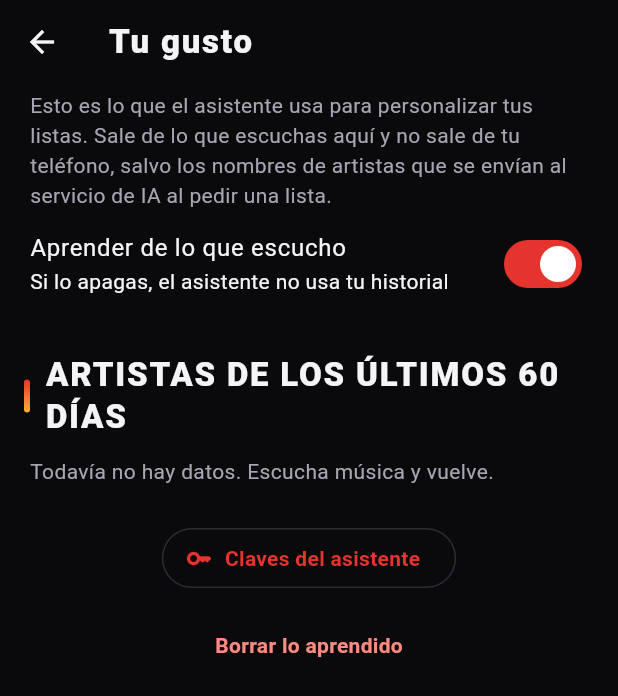
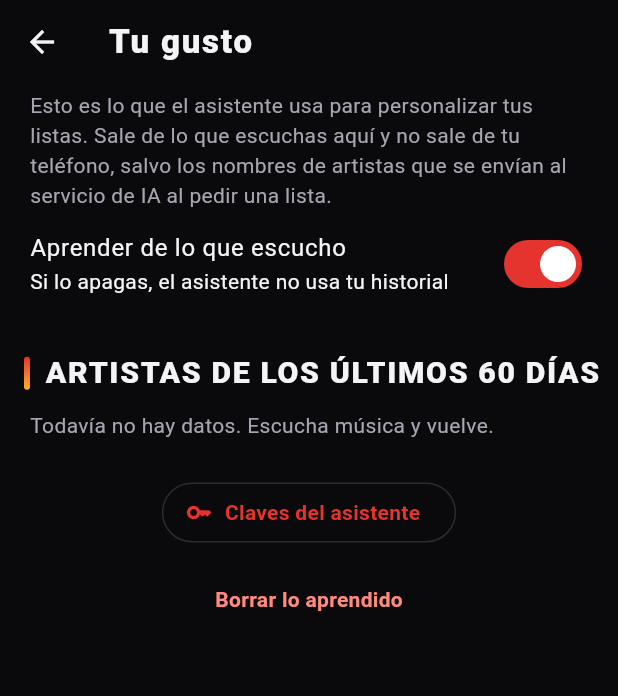
Before and after one commit to hossa2016/rockplay-ia, a Flutter app: the TasteScreen screen opened directly, on a phone screen of 412 x 824 dp. Shown: the top 696 px of the screen. Run offline on Flutter 3.47's test engine with Material 3 defaults, Android fonts, the phone set to English and light mode, and no system bars; our stand-ins replace audio_service, just_audio, permission_handler, rxdart, shared_preferences, webview_flutter and 1 more; missing offline and left inert: audio_session, flutter_inappwebview, webview_flutter_android, youtube_explode_dart; accounts and stored records are empty; network calls fail.

Commit message:
Títulos de sección en una línea
Co-Authored-By: Claude Sonnet 5.5 <noreply@anthropic.com>
Claude-Session: https://claude.ai/code/session_01D8asjfwzuiLw5L99b4mUwi

```diff
--- a/lib/widgets/section_header.dart
+++ b/lib/widgets/section_header.dart
@@ -68,8 +68,12 @@ class SectionTitle extends StatelessWidget {
             ),
           ),
           Expanded(
-            child: Text(text.toUpperCase(),
-                style: Theme.of(context).textTheme.titleLarge),
+            child: FittedBox(
+              fit: BoxFit.scaleDown,
+              alignment: Alignment.centerLeft,
+              child: Text(text.toUpperCase(),
+                  maxLines: 1, style: Theme.of(context).textTheme.titleLarge),
+            ),
           ),
           if (actionLabel != null && onAction != null)
             TextButton(
```
